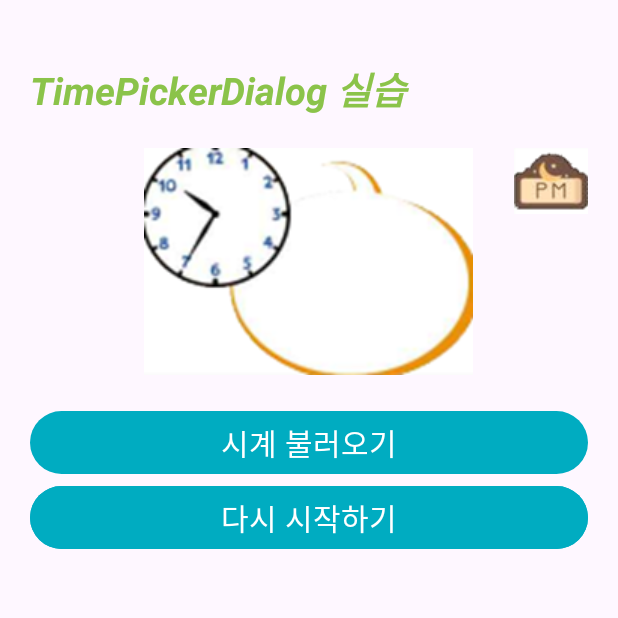
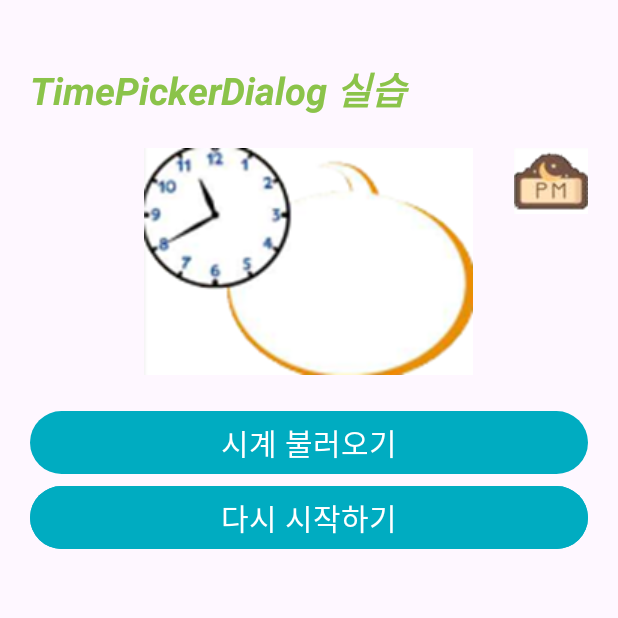
Before and after one commit to BYEONGHWALEE-dev/mobile-prgramming, an Android app: the screen it shows after launch (MainActivity), on a phone screen of 412 x 824 dp, the top half of it. Run offline under Robolectric (Android 15) with nearby library versions, the phone set to English and light mode, and no system bars.

Commit message:
fix(example82): 다섯 번째 시계 문제도 나오도록 문제 번호 범위 수정
원본은 (Math.random() * 3).roundToInt()로 문제 번호를 골라 0~3만 나오고, question5와 answer15·answer25는 한 번도 쓰이지 않았다.
반올림이라 0과 3은 다른 번호의 절반 확률로만 나왔다.
(Math.random() * drawableQuestion.size).toInt()로 바꿔 문제 5개가 같은 확률로 나온다.

```diff
--- a/example82/src/main/java/com/ssu/week10/example82/MainActivity.kt
+++ b/example82/src/main/java/com/ssu/week10/example82/MainActivity.kt
@@ -58,7 +58,7 @@ class MainActivity : AppCompatActivity() {
         ivAnswer = findViewById(R.id.answer)
         ivAmPm = findViewById(R.id.ampm)
         //질문 및 AM/PM 상태 무작위 선택
-        question = (Math.random() * 3).roundToInt()
+        question = (Math.random() * drawableQuestion.size).toInt()
         ampm = (Math.random() * 1).roundToInt()
         //질문 이미지 설정
         ivQestion.setImageResource(drawableQuestion[question])
@@ -72,7 +72,7 @@ class MainActivity : AppCompatActivity() {
         val buttonStart: Button = findViewById(R.id.buttonStart)
         //Start 버튼 클릭 리스너 설정
         buttonStart.setOnClickListener {
-            question = (Math.random() * 3).roundToInt()
+            question = (Math.random() * drawableQuestion.size).toInt()
             ampm = (Math.random() * 1).roundToInt()
             ivQestion.setImageResource(drawableQuestion[question])
             if (ampm==0) {
```
